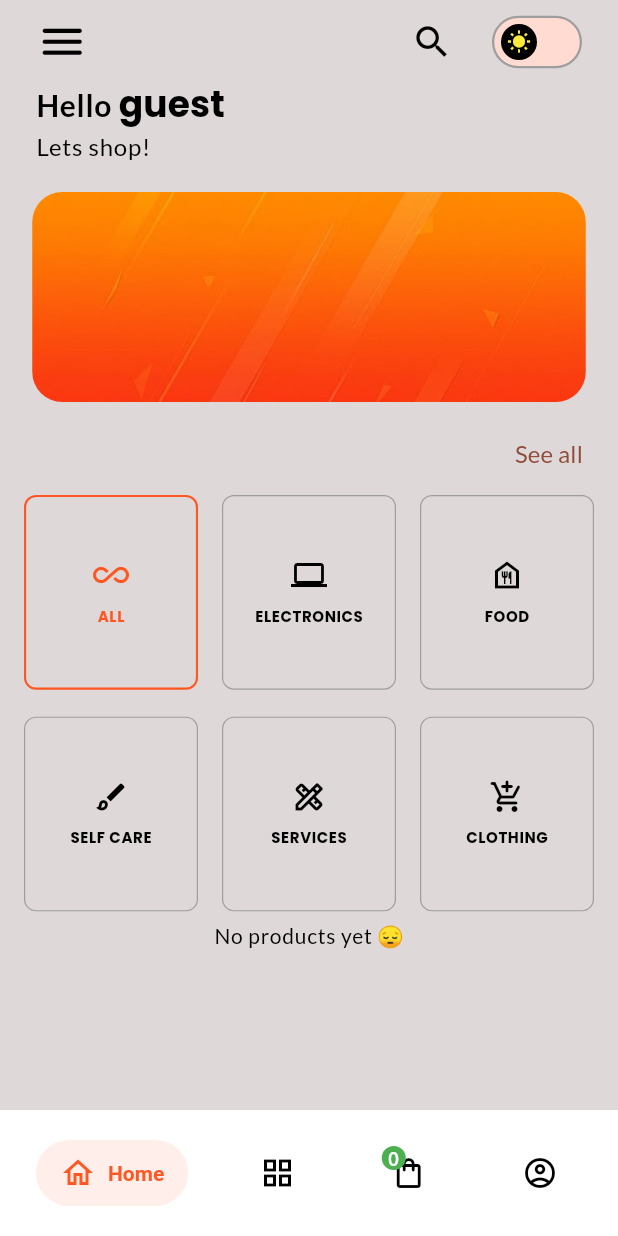
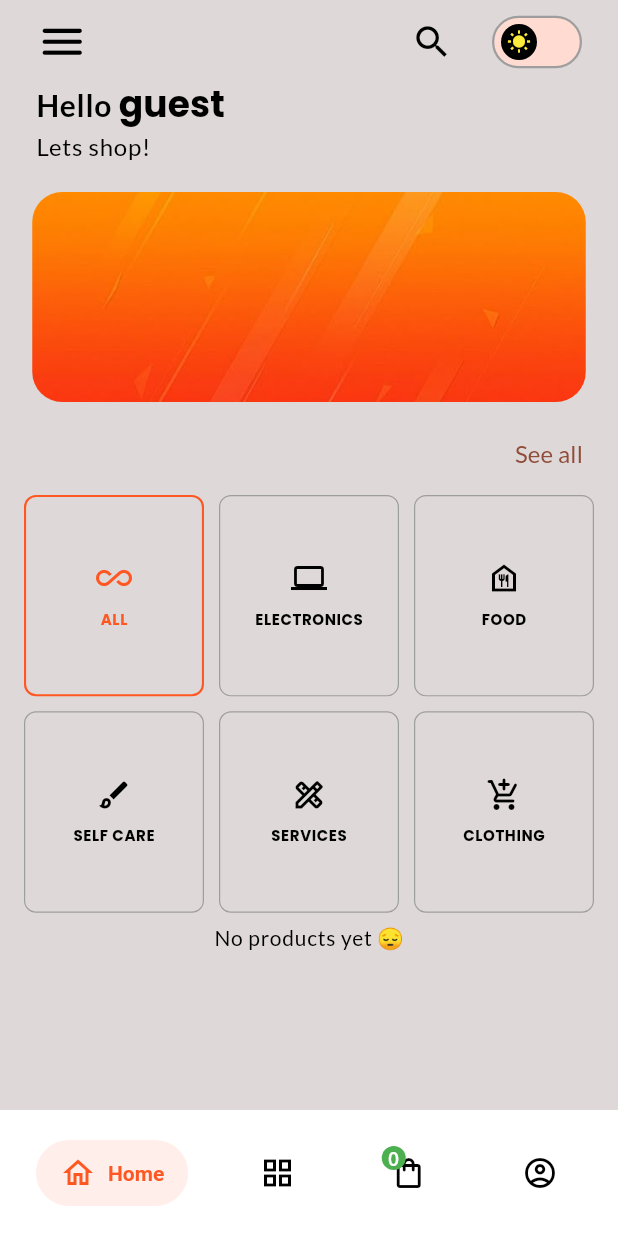
Before and after one commit to KabetEx/KabetEx, a Flutter app: the screen it shows once a user with an empty profile is signed in, on a phone screen of 412 x 824 dp. Run offline on Flutter 3.47's test engine with Material 3 defaults, Android fonts, the light colour scheme and no system bars; drawn by our look-alikes of carousel_slider, flutter_switch, salomon_bottom_bar; our stand-ins replace cached_network_image, connectivity_plus, flutter_riverpod, google_fonts, hive, hive_flutter and 4 more; accounts and stored records are empty; Roboto replaces fonts that are missing (lato, poppins).

Commit message:
commit before leaving for class

```diff
--- a/lib/features/categories/widgets/category_gridview.dart
+++ b/lib/features/categories/widgets/category_gridview.dart
@@ -35,8 +35,8 @@ class MyCategoryGrid extends ConsumerWidget {
             shrinkWrap: true,
             gridDelegate: const SliverGridDelegateWithFixedCrossAxisCount(
               crossAxisCount: 3,
-              crossAxisSpacing: 8,
-              mainAxisSpacing: 10,
+              crossAxisSpacing: 2,
+              mainAxisSpacing: 2,
               childAspectRatio: 0.9,
             ),
             itemCount: allCategories.take(6).length,
```
